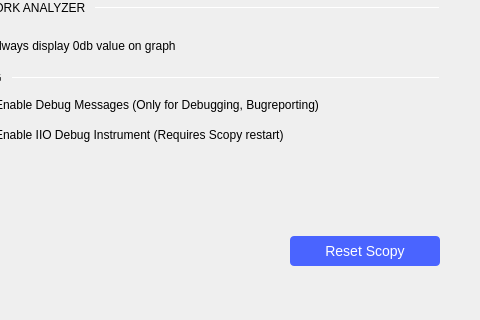
The window that ui/preferences.ui (analogdevicesinc/scopy) describes before a commit, drawn with Qt 5; both pictures show x 602 to 1082 and y 470 to 790 of the 1082 by 790 pixel window.
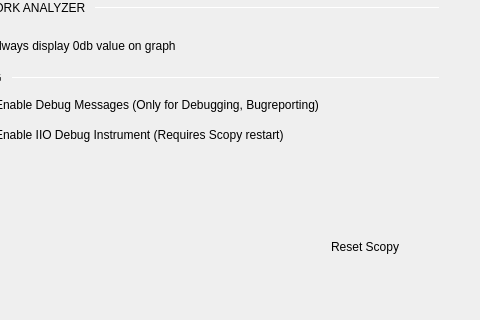
The same window after the commit. Custom widgets are drawn as their Qt base class.

Patch:
```diff
--- a/ui/preferences.ui
+++ b/ui/preferences.ui
@@ -19,8 +19,6 @@
   background-color: transparent;
   font-size: 14px;
   font-weight: bold;
-
-  color: rgba(255, 255, 255, 153);
 }
 
 QCheckBox::indicator {
@@ -34,19 +32,10 @@
 
 QPushButton
 {
-  color:#ffffff;
   height: 30px;
-  border-radius: 4px;
-  background-color: #4a64ff;
-  font-size: 14px;
   font-weight: normal;
   font-style: normal;
   text-align: center;
-}
-
-QPushButton:hover
-{
-         background-color: #4a34ff;
 }</string>
   </property>
   <layout class="QVBoxLayout" name="verticalLayout">
```
Left out of the diff: 19 changed lines with no effect on the pictures.
